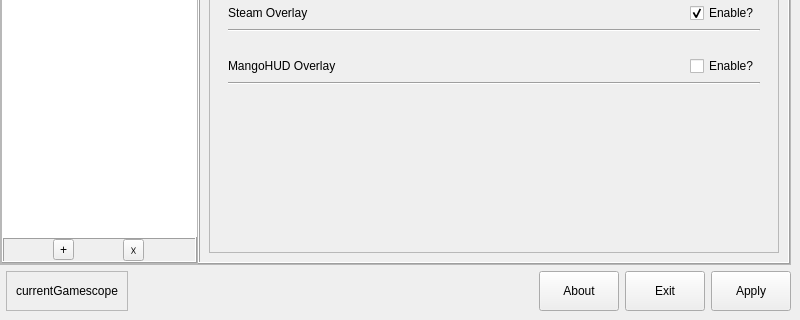
rfrench3/scopebuddy-gui, file mainwindow.ui: the form before one commit; both pictures show x 0 to 800 and y 374 to 694 of the 800 by 694 pixel window.
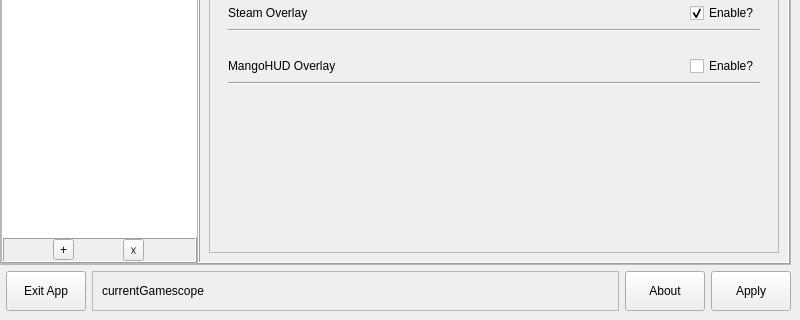
The form after the commit. Icons and pictures are not drawn.

```diff
--- a/mainwindow.ui
+++ b/mainwindow.ui
@@ -1011,10 +1011,29 @@
        <property name="bottomMargin">
         <number>0</number>
        </property>
+       <item>
+        <widget class="QPushButton" name="pushButton_exit">
+         <property name="sizePolicy">
+          <sizepolicy hsizetype="Fixed" vsizetype="Fixed">
+           <horstretch>0</horstretch>
+           <verstretch>0</verstretch>
+          </sizepolicy>
+         </property>
+         <property name="maximumSize">
+          <size>
+           <width>16777215</width>
+           <height>40</height>
+          </size>
+         </property>
+         <property name="text">
+          <string>Exit App</string>
+         </property>
+        </widget>
+       </item>
        <item>
         <widget class="QScrollArea" name="scrollArea">
          <property name="sizePolicy">
-          <sizepolicy hsizetype="Maximum" vsizetype="Fixed">
+          <sizepolicy hsizetype="Expanding" vsizetype="Fixed">
            <horstretch>0</horstretch>
            <verstretch>0</verstretch>
           </sizepolicy>
@@ -1042,7 +1061,7 @@
            <rect>
             <x>0</x>
             <y>0</y>
-            <width>129</width>
+            <width>514</width>
             <height>36</height>
            </rect>
           </property>
@@ -1064,19 +1083,6 @@
          </widget>
         </widget>
        </item>
-       <item>
-        <spacer name="horizontalSpacer">
-         <property name="orientation">
-          <enum>Qt::Orientation::Horizontal</enum>
-         </property>
-         <property name="sizeHint" stdset="0">
-          <size>
-           <width>40</width>
-           <height>20</height>
-          </size>
-         </property>
-        </spacer>
-       </item>
        <item>
         <widget class="QPushButton" name="pushButton_about">
          <property name="sizePolicy">
@@ -1099,25 +1105,6 @@
          </property>
         </widget>
        </item>
-       <item>
-        <widget class="QPushButton" name="pushButton_exit">
-         <property name="sizePolicy">
-          <sizepolicy hsizetype="Fixed" vsizetype="Fixed">
-           <horstretch>0</horstretch>
-           <verstretch>0</verstretch>
-          </sizepolicy>
-         </property>
-         <property name="maximumSize">
-          <size>
-           <width>16777215</width>
-           <height>40</height>
-          </size>
-         </property>
-         <property name="text">
-          <string>Exit</string>
-         </property>
-        </widget>
-       </item>
        <item>
         <widget class="QPushButton" name="pushButton_apply">
          <property name="sizePolicy">
```
